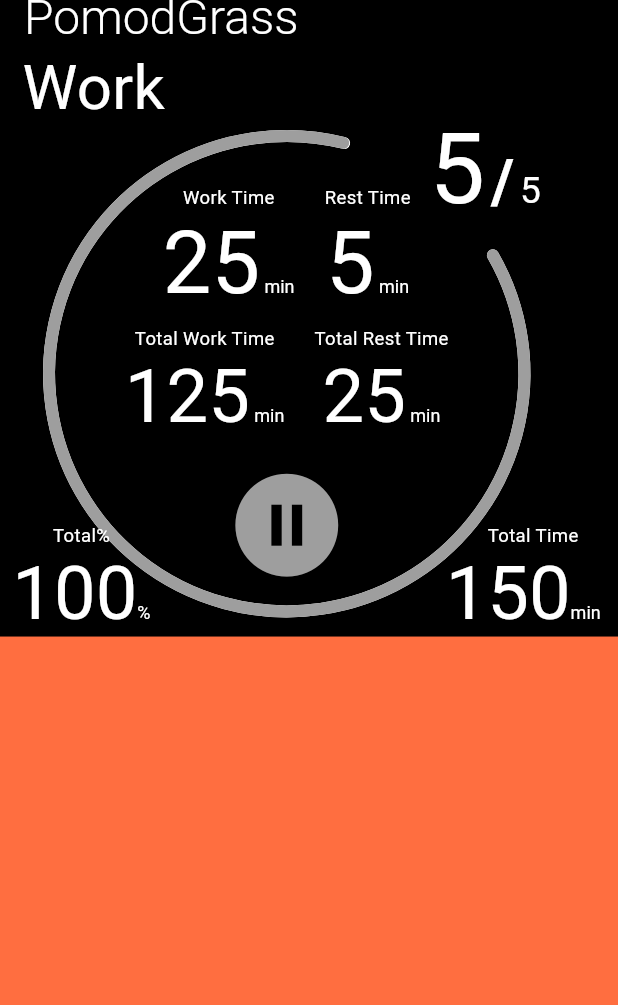
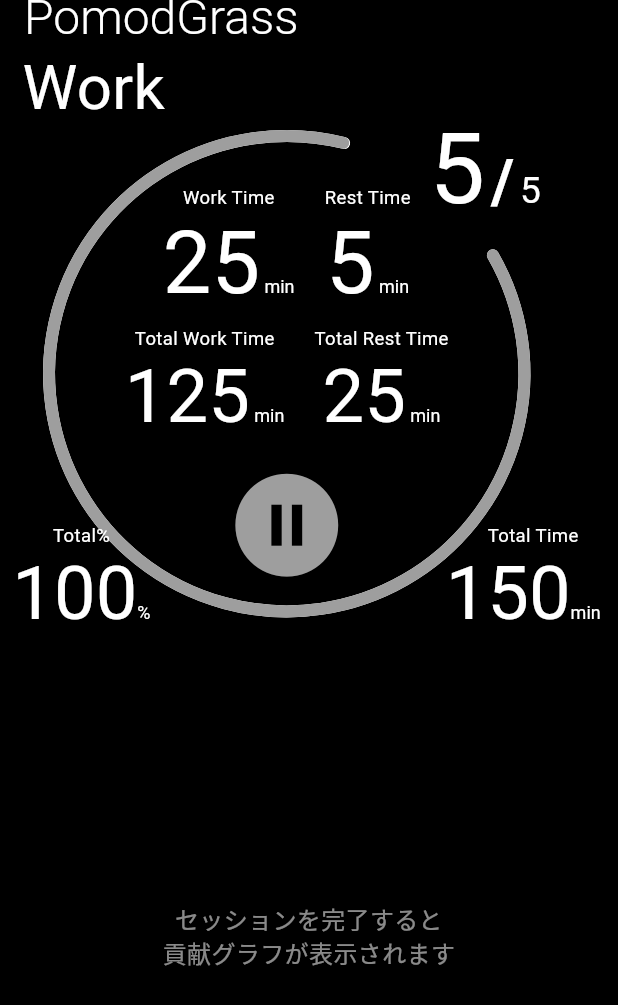
Before and after one commit to KoukiMori/pomodd_kusa, a Flutter app: the screen it shows after launch, after a tap on the "play circle filled" icon, on a phone screen of 412 x 824 dp. Shown: the top 1005 px of the screen. Run offline on Flutter 3.47's test engine with Material 3 defaults, Android fonts, the phone set to English and light mode, and no system bars; our stand-ins replace google_fonts, shared_preferences.

Commit message:
Add GitHub-style contribution graph with Pomodoro session tracking
- Add shared_preferences for persistent settings storage
- Implement DataHelper for user settings and contribution data management
- Add ContributionSection with monthly calendar grid layout
- Track Pomodoro session completions as daily contributions
- Display contribution graph starting from first completed session
- Support horizontal scrolling through months
- Add month labels and weekday headers (S W S S W S W style)
- Implement GitHub-style green color gradient based on activity levels

```diff
--- /dev/null
+++ b/lib/contribution_section.dart
@@ -0,0 +1,287 @@
+import 'package:flutter/material.dart';
+import 'package:pomodd_kusa/data_helper.dart';
+import 'dart:math' as math;
+import 'package:google_fonts/google_fonts.dart';
+
+class ContributionSection extends StatefulWidget {
+  const ContributionSection({super.key});
+
+  @override
+  State<ContributionSection> createState() => _ContributionSectionState();
+}
+
+class _ContributionSectionState extends State<ContributionSection> {
+  Map<String, int> _data = <String, int>{};
+  DateTime? _firstPlayDate;
+
+  @override
+  void initState() {
+    super.initState();
+    _load();
+  }
+
+  Future<void> _load() async {
+    final map = await DataHelper.loadContributionMap();
+    final firstPlay = await DataHelper.loadFirstPlayDate();
+    if (!mounted) return;
+    setState(() {
+      _data = map;
+      _firstPlayDate = firstPlay;
+    });
+  }
+
+  @override
+  Widget build(BuildContext context) {
+    // 初回プレイ日が設定されていない場合は空表示
+    if (_firstPlayDate == null) {
+      return Expanded(
+        flex: 1,
+        child: Container(
+          color: Colors.black,
+          child: Center(
+            child: Text(
+              'セッションを完了すると\n貢献グラフが表示されます',
+              textAlign: TextAlign.center,
+              style: GoogleFonts.roboto(color: Colors.white54, fontSize: 16),
+            ),
+          ),
+        ),
+      );
+    }
+
+    final DateTime today = DateTime.now();
+    final DateTime startDate = _firstPlayDate!;
+
+    // 表示する月の範囲を決定（今月から過去12ヶ月）
+    final List<DateTime> months = [];
+    for (int i = 0; i < 12; i++) {
+      final DateTime month = DateTime(today.year, today.month - i, 1);
+      if (month.isBefore(startDate) ||
+          month.isAtSameMomentAs(
+            DateTime(startDate.year, startDate.month, 1),
+          )) {
+        break; // 起点月より前は表示しない
+      }
+      months.add(month);
+    }
+
+    // 起点月も含める
+    if (months.isEmpty ||
+        !months.any(
+          (m) => m.year == startDate.year && m.month == startDate.month,
+        )) {
+      months.add(DateTime(startDate.year, startDate.month, 1));
+    }
+
+    // 新しい順（今月が最初）にソート
+    months.sort((a, b) => b.compareTo(a));
+
+    // 値の最大を求め、レベル分け（0..4）
+    final int maxVal = _data.values.fold<int>(0, (p, e) => math.max(p, e));
+    int levelFor(int v) {
+      if (v <= 0) return 0;
+      if (maxVal <= 0) return 1;
+      final double r = v / maxVal;
+      if (r < 0.25) return 1;
+      if (r < 0.5) return 2;
+      if (r < 0.75) return 3;
+      return 4;
+    }
+
+    Color colorFor(int level) {
+      switch (level) {
+        case 0:
+          return const Color(0xFF161B22); // 空
+        case 1:
+          return const Color(0xFF0E4429);
+        case 2:
+          return const Color(0xFF006D32);
+        case 3:
+          return const Color(0xFF26A641);
+        default:
+          return const Color(0xFF39D353);
+      }
+    }
+
+    return Expanded(
+      flex: 1,
+      child: Container(
+        color: Colors.black,
+        padding: const EdgeInsets.all(12),
+        child: Column(
+          crossAxisAlignment: CrossAxisAlignment.start,
+          children: [
+            // 年表示
+            Text(
+              '${today.year}',
+              style: GoogleFonts.roboto(
+                color: Colors.white,
+                fontSize: 16,
+                fontWeight: FontWeight.w500,
+              ),
+            ),
+            const SizedBox(height: 8),
+            // 月別カレンダーグリッド
+            Expanded(
+              child: SingleChildScrollView(
+                scrollDirection: Axis.horizontal,
+                child: Row(
+                  crossAxisAlignment: CrossAxisAlignment.start,
+                  children: months.map((month) {
+                    return _buildMonthGrid(month, levelFor, colorFor);
+                  }).toList(),
+                ),
+              ),
+            ),
+          ],
+        ),
+      ),
+    );
+  }
+
+  // 1ヶ月分のカレンダーグリッドを構築
+  Widget _buildMonthGrid(
+    DateTime month,
+    int Function(int) levelFor,
+    Color Function(int) colorFor,
+  ) {
+    const double cellSize = 22;
+    const double gap = 2;
+    const double monthWidth = (cellSize + gap) * 7 + 16; // 7日分 + 余白
+
+    // 月の最初と最後
+    final DateTime firstDay = DateTime(month.year, month.month, 1);
+    final DateTime lastDay = DateTime(month.year, month.month + 1, 0);
+
+    // 最初の週の開始日（日曜始まり）
+    final int firstWeekday = firstDay.weekday % 7; // 0:Sun, 1:Mon, ..., 6:Sat
+    final DateTime gridStart = firstDay.subtract(Duration(days: firstWeekday));
+
+    // グリッドの週数
+    final int totalDays = lastDay.day + firstWeekday;
+    final int weeks = (totalDays / 7).ceil();
+
+    return Container(
+      width: monthWidth,
+      margin: const EdgeInsets.only(right: 16),
+      child: Column(
+        crossAxisAlignment: CrossAxisAlignment.start,
+        children: [
+          // 月ラベル
+          Text(
+            _getMonthName(month.month),
+            style: GoogleFonts.roboto(color: Colors.white54, fontSize: 12),
+          ),
+          const SizedBox(height: 4),
+          // 曜日ヘッダー（一部のみ表示）
+          Row(
+            children: List.generate(7, (day) {
+              final String label = _getWeekdayHeaderLabel(day);
+              return Container(
+                width: cellSize + gap,
+                height: 12,
+                alignment: Alignment.center,
+                child: label.isNotEmpty
+                    ? Text(
+                        label,
+                        style: GoogleFonts.roboto(
+                          color: Colors.white54,
+                          fontSize: 8,
+                        ),
+                      )
+                    : null,
+              );
+            }),
+          ),
+          const SizedBox(height: 2),
+          // カレンダーグリッド
+          Column(
+            children: List.generate(weeks, (week) {
+              return Padding(
+                padding: EdgeInsets.only(bottom: gap),
+                child: Row(
+                  children: List.generate(7, (day) {
+                    final DateTime date = gridStart.add(
+                      Duration(days: week * 7 + day),
+                    );
+
+                    // 月外の日は表示しない
+                    if (date.month != month.month) {
+                      return Container(
+                        width: cellSize,
+                        height: cellSize,
+                        margin: EdgeInsets.only(right: gap),
+                      );
+                    }
+
+                    final String key = _dateKey(date);
+                    final int value = _data[key] ?? 0;
+                    final int level = levelFor(value);
+
+                    return Container(
+                      width: cellSize,
+                      height: cellSize,
+                      margin: EdgeInsets.only(right: gap),
+                      decoration: BoxDecoration(
+                        color: colorFor(level),
+                        borderRadius: BorderRadius.circular(2),
+                      ),
+                    );
+                  }),
+                ),
+              );
+            }),
+          ),
+        ],
+      ),
+    );
+  }
+
+  String _dateKey(DateTime dt) {
+    final DateTime d = DateTime(dt.year, dt.month, dt.day);
+    final String mm = d.month.toString().padLeft(2, '0');
+    final String dd = d.day.toString().padLeft(2, '0');
+    return '${d.year}-$mm-$dd';
+  }
+
+  // 曜日ヘッダーラベルを取得（日曜始まり、S W S S W S W スタイル）
+  String _getWeekdayHeaderLabel(int day) {
+    switch (day) {
+      case 0:
+        return 'S'; // Sun
+      case 1:
+        return ''; // Mon
+      case 2:
+        return 'W'; // Tue
+      case 3:
+        return ''; // Wed
+      case 4:
+        return 'S'; // Thu
+      case 5:
+        return ''; // Fri
+      case 6:
+        return 'S'; // Sat
+      default:
+        return '';
+    }
+  }
+
+  // 月名を取得（英語略称）
+  String _getMonthName(int month) {
+    const List<String> months = [
+      'Jan',
+      'Feb',
+      'Mar',
+      'Apr',
+      'May',
+      'Jun',
+      'Jul',
+      'Aug',
+      'Sep',
+      'Oct',
+      'Nov',
+      'Dec',
+    ];
+    return months[month - 1];
+  }
+}
--- /dev/null
+++ b/lib/data_helper.dart
@@ -0,0 +1,120 @@
+import 'package:shared_preferences/shared_preferences.dart';
+import 'dart:convert';
+
+/// ユーザー設定（作業/休憩/サイクル回数）を端末へ保存・読み込みするヘルパー
+/// - シンプルなキー値保存のため shared_preferences を使用
+class DataHelper {
+  // 保存キー（他所と衝突しないように意味のある名前にする）
+  static const String _kWorkTimeKey = 'work_time';
+  static const String _kRestTimeKey = 'rest_time';
+  static const String _kRespKey = 'resp_count';
+  static const String _kContribMapKey = 'contrib_map'; // 日付→実施回数マップ
+  static const String _kFirstPlayDateKey = 'first_play_date'; // 初回プレイ日（起点）
+
+  const DataHelper._();
+
+  /// 端末に保存する（ユーザーが設定を変更したタイミングで呼ぶ）
+  static Future<void> saveUserSettings(UserSettings settings) async {
+    final SharedPreferences prefs = await SharedPreferences.getInstance();
+    final UserSettings v = settings.clamped();
+    await prefs.setInt(_kWorkTimeKey, v.workTime);
+    await prefs.setInt(_kRestTimeKey, v.restTime);
+    await prefs.setInt(_kRespKey, v.resp);
+  }
+
+  /// 端末から読み込む（起動時に呼ぶ）。保存がない場合はデフォルト値を返す
+  static Future<UserSettings> loadUserSettings({
+    int defaultWork = 25,
+    int defaultRest = 5,
+    int defaultResp = 5,
+  }) async {
+    final SharedPreferences prefs = await SharedPreferences.getInstance();
+    final int work = prefs.getInt(_kWorkTimeKey) ?? defaultWork;
+    final int rest = prefs.getInt(_kRestTimeKey) ?? defaultRest;
+    final int rc = prefs.getInt(_kRespKey) ?? defaultResp;
+    return UserSettings(workTime: work, restTime: rest, resp: rc).clamped();
+  }
+
+  /// yyyy-MM-dd の文字列に正規化（端末ローカル日付で集計）
+  static String _dateKey(DateTime dt) {
+    final DateTime d = DateTime(dt.year, dt.month, dt.day);
+    final String mm = d.month.toString().padLeft(2, '0');
+    final String dd = d.day.toString().padLeft(2, '0');
+    return '${d.year}-$mm-$dd';
+  }
+
+  /// 既存の貢献マップを読み込む（キー: yyyy-MM-dd, 値: 実施回数）
+  static Future<Map<String, int>> loadContributionMap() async {
+    final SharedPreferences prefs = await SharedPreferences.getInstance();
+    final String? raw = prefs.getString(_kContribMapKey);
+    if (raw == null || raw.isEmpty) return <String, int>{};
+    final Map<String, dynamic> jsonMap =
+        json.decode(raw) as Map<String, dynamic>;
+    return jsonMap.map((k, v) => MapEntry(k, (v as num).toInt()));
+  }
+
+  /// 指定日の実施回数に delta を加算（デフォルト1）
+  static Future<void> addContribution(DateTime date, {int delta = 1}) async {
+    if (delta == 0) return;
+    final SharedPreferences prefs = await SharedPreferences.getInstance();
+    final Map<String, int> map = await loadContributionMap();
+    final String key = _dateKey(date);
+    final int current = map[key] ?? 0;
+    map[key] = (current + delta).clamp(0, 9999);
+    await prefs.setString(_kContribMapKey, json.encode(map));
+  }
+
+  /// 明示的に値を設定したい場合（未使用だが将来拡張用）
+  static Future<void> setContribution(DateTime date, int value) async {
+    final SharedPreferences prefs = await SharedPreferences.getInstance();
+    final Map<String, int> map = await loadContributionMap();
+    final String key = _dateKey(date);
+    map[key] = value.clamp(0, 9999);
+    await prefs.setString(_kContribMapKey, json.encode(map));
+  }
+
+  /// 初回プレイ日を保存（起点設定用）
+  static Future<void> saveFirstPlayDate(DateTime date) async {
+    final SharedPreferences prefs = await SharedPreferences.getInstance();
+    final String key = _dateKey(date);
+    await prefs.setString(_kFirstPlayDateKey, key);
+  }
+
+  /// 初回プレイ日を読み込み（未設定時は null）
+  static Future<DateTime?> loadFirstPlayDate() async {
+    final SharedPreferences prefs = await SharedPreferences.getInstance();
+    final String? key = prefs.getString(_kFirstPlayDateKey);
+    if (key == null) return null;
+
+    // yyyy-MM-dd から DateTime に復元
+    final List<String> parts = key.split('-');
+    if (parts.length != 3) return null;
+    final int? year = int.tryParse(parts[0]);
+    final int? month = int.tryParse(parts[1]);
+    final int? day = int.tryParse(parts[2]);
+    if (year == null || month == null || day == null) return null;
+    return DateTime(year, month, day);
+  }
+}
+
+/// 設定値（読み書きに使用）
+class UserSettings {
+  final int workTime; // 分: 1..60
+  final int restTime; // 分: 1..10
+  final int resp; // 回: 1..10
+
+  const UserSettings({
+    required this.workTime,
+    required this.restTime,
+    required this.resp,
+  });
+
+  /// 値をクランプして下限/上限を超えないようにする
+  UserSettings clamped() {
+    return UserSettings(
+      workTime: workTime.clamp(1, 60),
+      restTime: restTime.clamp(1, 10),
+      resp: resp.clamp(1, 10),
+    );
+  }
+}
--- a/lib/main_page.dart
+++ b/lib/main_page.dart
@@ -5,6 +5,8 @@
 import 'dart:math' as math;
 import 'dart:async';
 import 'package:flutter/services.dart';
+import 'package:pomodd_kusa/contribution_section.dart';
+import 'package:pomodd_kusa/data_helper.dart';
 
 class MainPage extends StatefulWidget {
   const MainPage({super.key});
@@ -19,6 +21,27 @@
   int workTime = 25;
   int restTime = 5;
   int resp = 5;
+
+  // 設定の保存/読み込み（DataHelper に委譲）
+  Future<void> _saveSettings() async {
+    await DataHelper.saveUserSettings(
+      UserSettings(workTime: workTime, restTime: restTime, resp: resp),
+    );
+  }
+
+  Future<void> _loadSettings() async {
+    final UserSettings s = await DataHelper.loadUserSettings(
+      defaultWork: workTime,
+      defaultRest: restTime,
+      defaultResp: resp,
+    );
+    if (!mounted) return;
+    setState(() {
+      workTime = s.workTime;
+      restTime = s.restTime;
+      resp = s.resp;
+    });
+  }
 
   // タイマー/アニメーション用の状態
   late final AnimationController _animationController; // 0.0→1.0で進行
@@ -302,6 +325,8 @@
       restTime = tempRest.clamp(1, 10);
       resp = tempResp.clamp(1, 10);
     });
+    // 設定変更を保存（次回起動時も反映される）
+    unawaited(_saveSettings());
   }
 
   @override
@@ -332,6 +357,12 @@
         _blinkOn = !_blinkOn;
       });
     });
+
+    // 起動時にユーザー設定を読み込む（保存済みなら UI に反映）
+    // 非同期だが、読み込み後に setState で即座に表示を更新する。
+    // タイマーの実行処理は _startCurrentPhase() 側で duration を都度設定するため影響なし。
+    // ignore: discarded_futures
+    _loadSettings();
   }
 
   @override
@@ -376,6 +407,13 @@
           _isPaused = false;
           _progress = 1.0;
         });
+        // 1セッション（Work+Rest）完了を貢献として記録
+        // ※ ユーザーの毎日の達成回数を GitHub 風に可視化するため
+        unawaited(DataHelper.addContribution(DateTime.now(), delta: 1));
+
+        // 初回セッション完了時に起点日を記録（プレイボタン押下ではなく実際の達成時点）
+        _recordFirstPlayIfNeeded();
+
         // ダイアログで完了通知
         _showCompletionDialog();
       }
@@ -419,6 +457,17 @@
     _isWorkPhase = true;
     _progress = 0.0;
     _startCurrentPhase();
+  }
+
+  // 初回プレイ日の記録（まだ設定されていない場合のみ）
+  void _recordFirstPlayIfNeeded() {
+    // 非同期だが UI ブロックは不要のため unawaited で実行
+    unawaited(() async {
+      final DateTime? existing = await DataHelper.loadFirstPlayDate();
+      if (existing == null) {
+        await DataHelper.saveFirstPlayDate(DateTime.now());
+      }
+    }());
   }
 
   @override
@@ -612,7 +661,7 @@
               ],
             ),
           ),
-          Expanded(flex: 1, child: Container(color: Colors.deepOrangeAccent)),
+          ContributionSection(),
         ],
       ),
     );
--- a/pubspec.yaml
+++ b/pubspec.yaml
@@ -19,7 +19,7 @@
 version: 1.0.0+1
 
 environment:
-  sdk: ^3.9.0-268.0.dev
+  sdk: ">=3.8.0 <4.0.0"
 
 # Dependencies specify other packages that your package needs in order to work.
 # To automatically upgrade your package dependencies to the latest versions
@@ -36,6 +36,7 @@
   cupertino_icons: ^1.0.8
   google_fonts: ^6.1.0
   percent_indicator: ^4.2.2
+  shared_preferences: ^2.5.3
 
 dev_dependencies:
   flutter_test:
```
Also changed, not shown: pubspec.lock, 2 other files.
